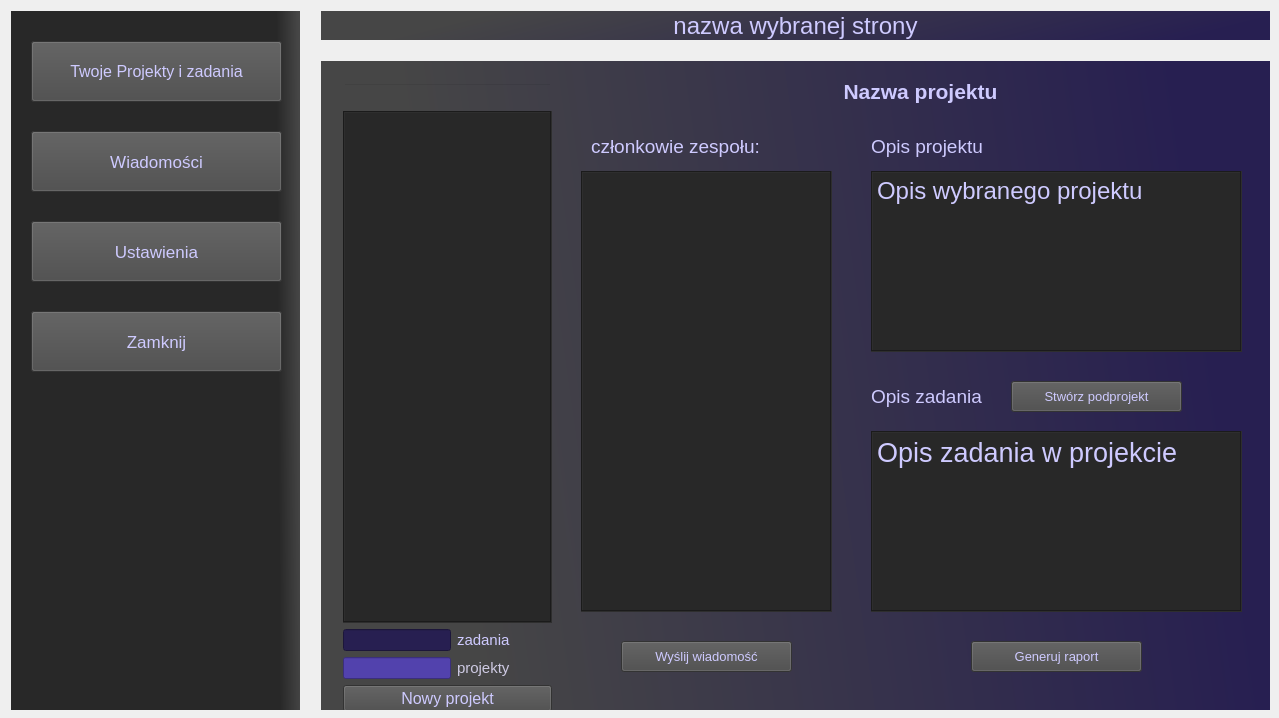
The window that project_managment/project_managment/project_managment.ui (Sleyn2/IO_projectmanagement) describes before a commit, drawn with Qt 5.
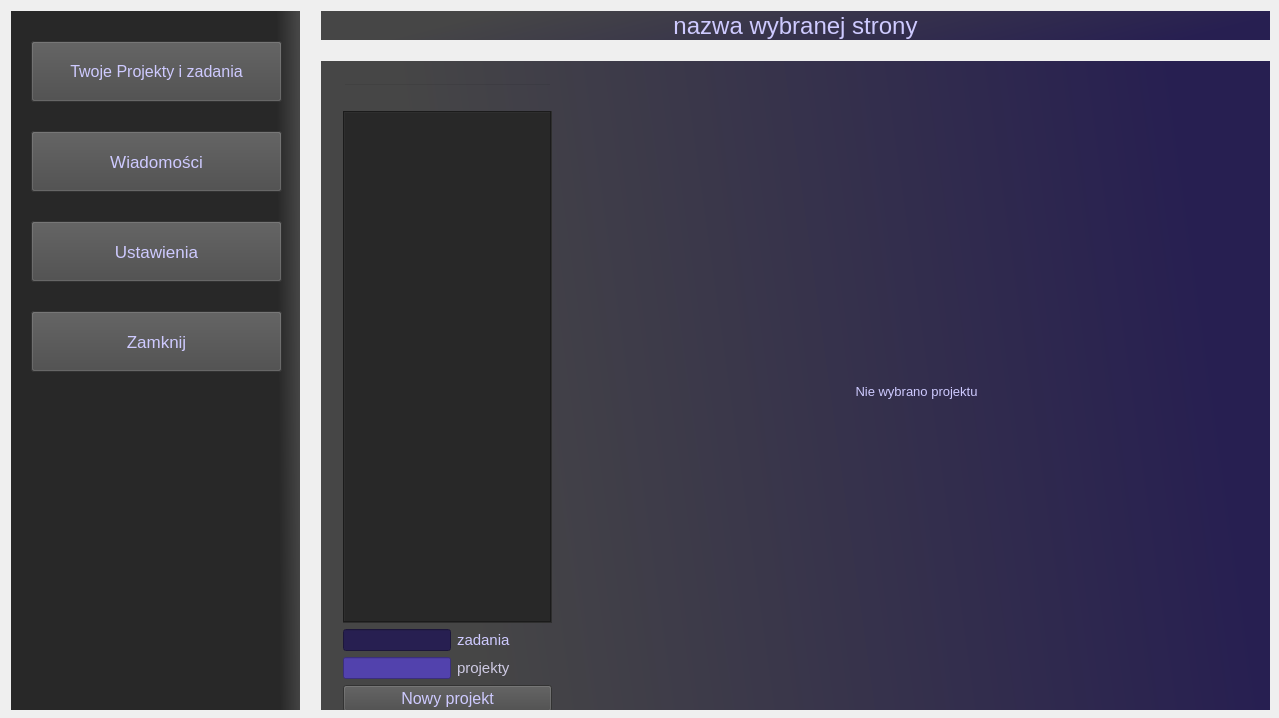
The same window after the commit. The open tabs and pages were chosen to show the change.

What changed in the file:
```diff
--- a/project_managment/project_managment/project_managment.ui
+++ b/project_managment/project_managment/project_managment.ui
@@ -892,6 +892,32 @@
           </property>
          </widget>
         </widget>
+        <widget class="QWidget" name="page_nie_wybrano">
+         <widget class="QLabel" name="label_16">
+          <property name="geometry">
+           <rect>
+            <x>-10</x>
+            <y>30</y>
+            <width>711</width>
+            <height>601</height>
+           </rect>
+          </property>
+          <property name="font">
+           <font>
+            <pointsize>10</pointsize>
+           </font>
+          </property>
+          <property name="styleSheet">
+           <string notr="true">color: rgb(206, 202, 255);</string>
+          </property>
+          <property name="text">
+           <string>Nie wybrano projektu</string>
+          </property>
+          <property name="alignment">
+           <set>Qt::AlignCenter</set>
+          </property>
+         </widget>
+        </widget>
        </widget>
       </widget>
       <widget class="QWidget" name="Wiadomosci">
```
Left out of the diff: 2 changed lines with no effect on the pictures.
